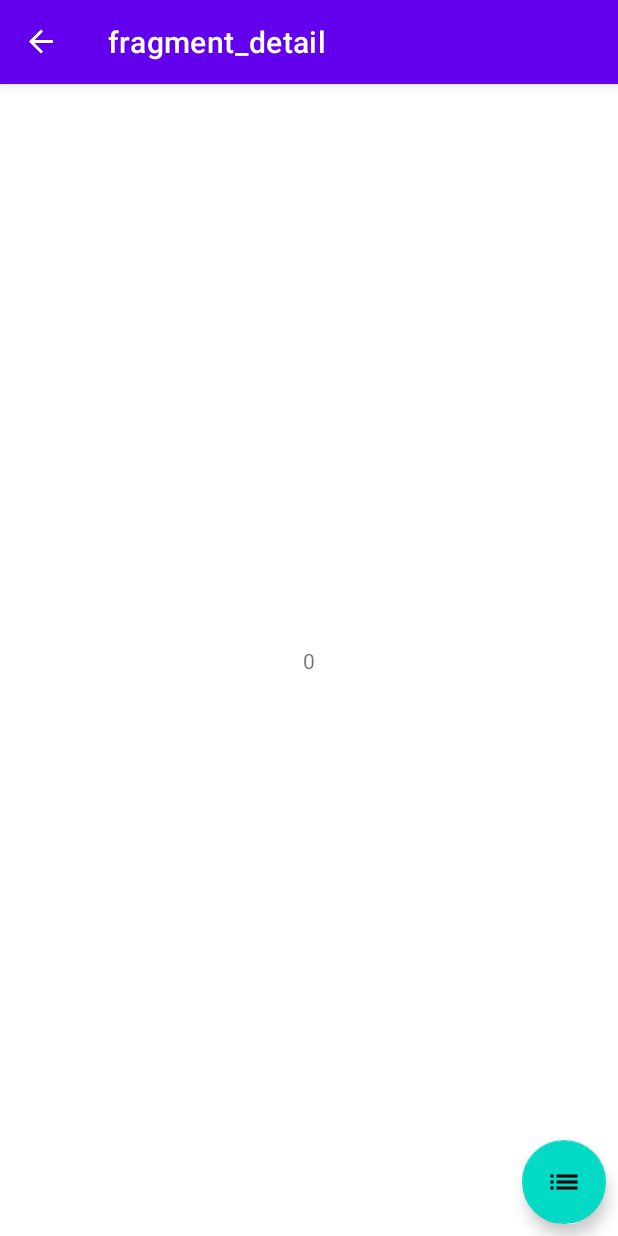
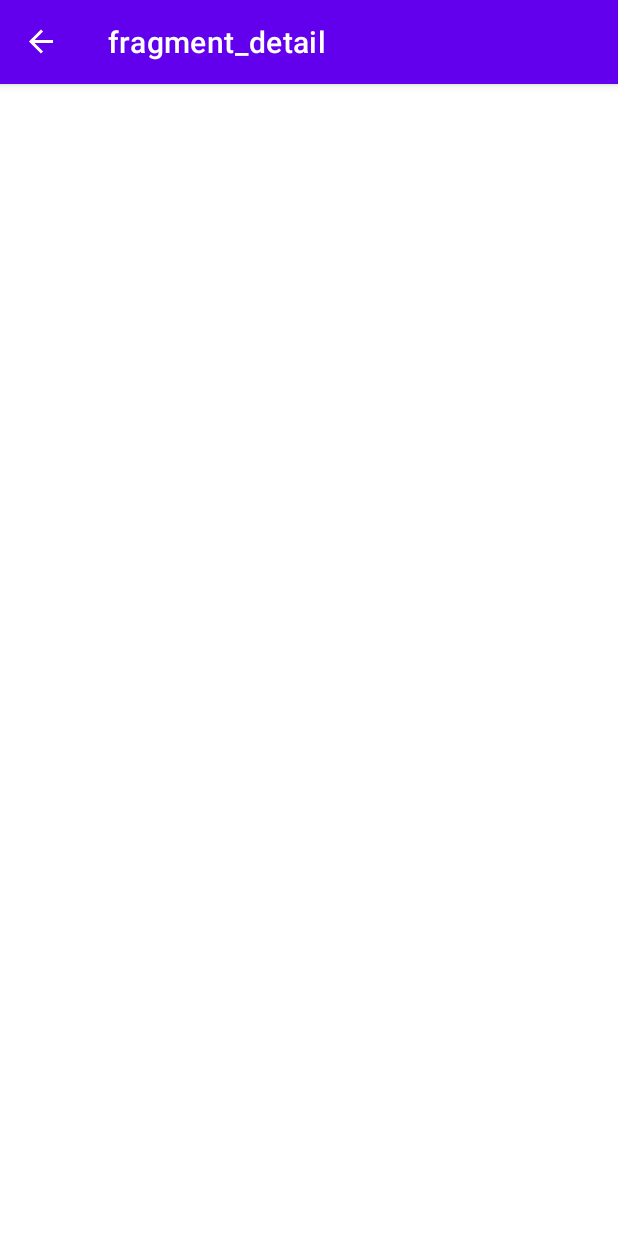
Before and after one commit to ketann/DogsApp, an Android app: the DetailFragment screen opened through its navigation route, on a phone screen of 412 x 824 dp. Run offline under Robolectric (Android 15) with nearby library versions, the phone set to English and light mode, and no system bars; our stand-ins replace ButterKnife, navigation-ui.

Commit message:
Clean up the code for next functionality

```diff
--- a/app/src/main/java/com/example/dogsapp/view/DetailFragment.java
+++ b/app/src/main/java/com/example/dogsapp/view/DetailFragment.java
@@ -4,26 +4,14 @@ import android.os.Bundle;
 import android.view.LayoutInflater;
 import android.view.View;
 import android.view.ViewGroup;
-import android.widget.TextView;
-
 import androidx.annotation.NonNull;
 import androidx.annotation.Nullable;
 import androidx.fragment.app.Fragment;
-import androidx.navigation.NavDirections;
-import androidx.navigation.Navigation;
-
 import com.example.dogsapp.R;
-import com.google.android.material.floatingactionbutton.FloatingActionButton;
-
-import butterknife.BindView;
 import butterknife.ButterKnife;
 
 public class DetailFragment extends Fragment {
 
-    @BindView(R.id.floatingActionButton2)
-    FloatingActionButton fabDetail;
-    @BindView(R.id.textView2)
-    TextView textView;
 
     private int dogUuid;
 
@@ -45,16 +33,6 @@ public class DetailFragment extends Fragment {
         super.onViewCreated(view, savedInstanceState);
         if (getArguments() != null) {
             dogUuid = DetailFragmentArgs.fromBundle(getArguments()).getDogUuid();
-            textView.setText(String.valueOf(dogUuid));
         }
-        fabDetail.setOnClickListener(v -> {
-            onGotoList();
-        });
-    }
-
-    void onGotoList() {
-        NavDirections actionList = DetailFragmentDirections.actionList();
-        Navigation.findNavController(fabDetail).navigate(actionList);
-
     }
 }
--- a/app/src/main/java/com/example/dogsapp/view/ListFragment.java
+++ b/app/src/main/java/com/example/dogsapp/view/ListFragment.java
@@ -5,22 +5,13 @@ import android.view.LayoutInflater;
 import android.view.View;
 import android.view.ViewGroup;
 
-import androidx.annotation.NonNull;
-import androidx.annotation.Nullable;
 import androidx.fragment.app.Fragment;
-import androidx.navigation.Navigation;
-
 import com.example.dogsapp.R;
-import com.google.android.material.floatingactionbutton.FloatingActionButton;
-
-import butterknife.BindView;
 import butterknife.ButterKnife;
 
 
 public class ListFragment extends Fragment {
 
-    @BindView(R.id.floatingActionButton)
-    FloatingActionButton fab;
 
     public ListFragment() {
         // Required empty public constructor
@@ -34,18 +25,4 @@ public class ListFragment extends Fragment {
         ButterKnife.bind(this, view);
         return view;
     }
-
-    @Override
-    public void onViewCreated(@NonNull View view, @Nullable Bundle savedInstanceState) {
-        super.onViewCreated(view, savedInstanceState);
-        fab.setOnClickListener(v -> {
-            onGotoDetails();
-        });
-    }
-
-    void onGotoDetails() {
-        ListFragmentDirections.ActionDetail action = ListFragmentDirections.actionDetail();
-        action.setDogUuid(7);
-        Navigation.findNavController(fab).navigate(action);
-    }
 }
--- a/app/src/main/res/layout/fragment_detail.xml
+++ b/app/src/main/res/layout/fragment_detail.xml
@@ -6,26 +6,4 @@
     android:layout_height="match_parent"
     tools:context=".view.DetailFragment">
 
-
-    <TextView
-        android:id="@+id/textView2"
-        android:layout_width="wrap_content"
-        android:layout_height="wrap_content"
-        android:text="Detail Fragment"
-        app:layout_constraintBottom_toBottomOf="parent"
-        app:layout_constraintEnd_toEndOf="parent"
-        app:layout_constraintStart_toStartOf="parent"
-        app:layout_constraintTop_toTopOf="parent" />
-
-    <com.google.android.material.floatingactionbutton.FloatingActionButton
-        android:id="@+id/floatingActionButton2"
-        android:layout_width="wrap_content"
-        android:layout_height="wrap_content"
-        android:layout_marginEnd="@dimen/margin_8"
-        android:layout_marginRight="@dimen/margin_8"
-        android:layout_marginBottom="@dimen/margin_8"
-        android:clickable="true"
-        android:src="@drawable/icon_list"
-        app:layout_constraintBottom_toBottomOf="parent"
-        app:layout_constraintEnd_toEndOf="parent" />
 </androidx.constraintlayout.widget.ConstraintLayout>
```
Also changed, not shown: app/src/main/res/layout/fragment_list.xml (+0 -22 lines).
